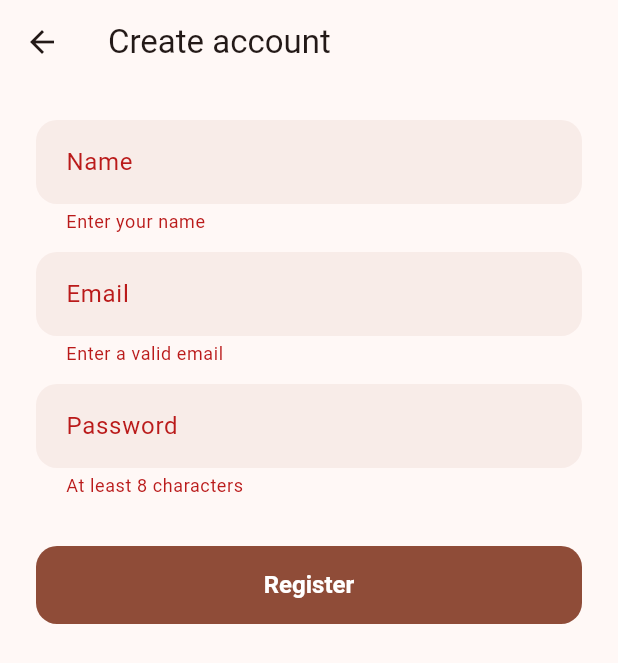
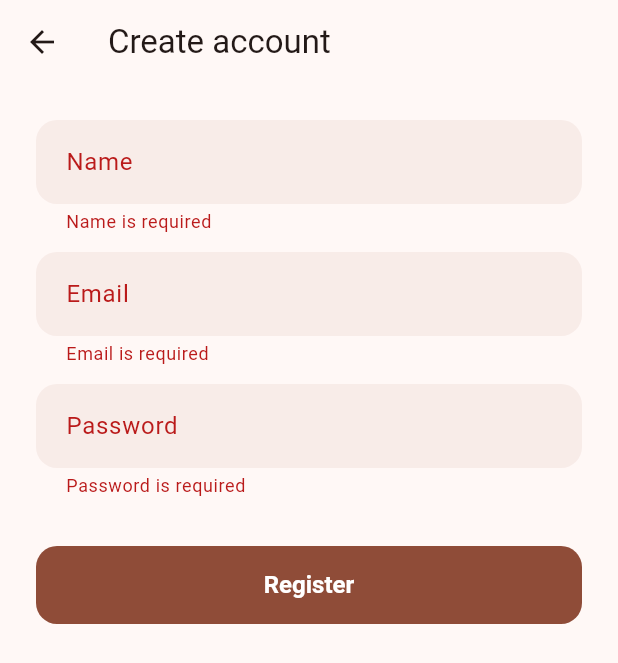
Before and after one commit to leryramos16/modern_ordering_app, a Flutter app: the RegisterScreen screen opened directly, after a tap on "Register", on a phone screen of 412 x 824 dp. Shown: the top 663 px of the screen. Run offline on Flutter 3.47's test engine with Material 3 defaults, Android fonts, the phone set to English and light mode, and no system bars; our stand-ins replace flutter_secure_storage; accounts and stored records are empty.

Commit message:
Add Validators cleanly

```diff
--- a/lib/screens/login_screen.dart
+++ b/lib/screens/login_screen.dart
@@ -1,5 +1,5 @@
 import 'package:flutter/material.dart';
-
+import 'package:shared_models/shared_models.dart';
 import '../services/auth_service.dart';
 import '../widgets/scale_page_route.dart';
 import 'home_screen.dart';
@@ -169,9 +169,7 @@ class _LoginScreenState extends State<LoginScreen>
               labelText: 'Email',
               prefixIcon: Icon(Icons.email_outlined),
             ),
-            validator: (value) => value != null && value.contains('@')
-                ? null
-                : 'Enter a valid email',
+            validator: Validators.email,
           ),
           const SizedBox(height: 16),
           TextFormField(
--- a/lib/screens/register_screen.dart
+++ b/lib/screens/register_screen.dart
@@ -1,5 +1,6 @@
 import 'package:flutter/material.dart';
 import '../widgets/scale_page_route.dart';
+import 'package:shared_models/shared_models.dart';
 
 import '../services/auth_service.dart';
 import 'home_screen.dart';
@@ -64,33 +65,28 @@ class _RegisterScreenState extends State<RegisterScreen> {
         padding: const EdgeInsets.all(24),
         child: Form(
           key: _formKey,
+          autovalidateMode: AutovalidateMode.onUserInteraction,
           child: Column(
             crossAxisAlignment: CrossAxisAlignment.stretch,
             children: [
               TextFormField(
                 controller: _nameController,
                 decoration: const InputDecoration(labelText: 'Name'),
-                validator: (value) => value != null && value.trim().isNotEmpty
-                    ? null
-                    : 'Enter your name',
+                validator: Validators.name,
               ),
               const SizedBox(height: 12),
               TextFormField(
                 controller: _emailController,
                 decoration: const InputDecoration(labelText: 'Email'),
                 keyboardType: TextInputType.emailAddress,
-                validator: (value) => value != null && value.contains('@')
-                    ? null
-                    : 'Enter a valid email',
+                validator: Validators.email,
               ),
               const SizedBox(height: 12),
               TextFormField(
                 controller: _passwordController,
                 decoration: const InputDecoration(labelText: 'Password'),
                 obscureText: true,
-                validator: (value) => value != null && value.length >= 8
-                    ? null
-                    : 'At least 8 characters',
+                validator: Validators.password,
               ),
               const SizedBox(height: 16),
               if (_error != null)
--- a/packages/shared_models/lib/shared_models.dart
+++ b/packages/shared_models/lib/shared_models.dart
@@ -5,5 +5,6 @@ library;
 
 export 'src/product.dart';
 export 'src/user.dart';
+export 'src/validators.dart';
 
 // TODO: Export any libraries intended for clients of this package.
--- /dev/null
+++ b/packages/shared_models/lib/src/validators.dart
@@ -0,0 +1,41 @@
+/// Validation rules shared by the Flutter app and the backend.
+/// Each function returns null when the value is valid, or an error message.
+class Validators {
+  Validators._();
+
+  static final _nameRegex = RegExp(r'^[\p{L} ]+$', unicode: true);
+  static final _emailRegex = RegExp(r'^[^@\s]+@[^@\s]+\.[^@\s]+$');
+  static final _hasLetter = RegExp(r'[A-Za-z]');
+  static final _hasNumber = RegExp(r'\d');
+
+  static String? name(String? value) {
+    final name = value?.trim() ?? '';
+    if (name.isEmpty) return 'Name is required';
+    if (name.length < 2) return 'Name is too short';
+    if (name.length > 50) return 'Name must be 50 characters or less';
+    if (!_nameRegex.hasMatch(name)) {
+      return 'Name can only contain letters and spaces';
+    }
+    return null;
+  }
+
+  static String? email(String? value) {
+    final email = value?.trim() ?? '';
+    if (email.isEmpty) return 'Email is required';
+    if (!_emailRegex.hasMatch(email)) return 'Enter a valid email';
+    return null;
+  }
+
+  static String? password(String? value) {
+    final password = value ?? '';
+    if (password.isEmpty) return 'Password is required';
+    if (password.length < 8) return 'Password must be at least 8 characters';
+    if (!_hasLetter.hasMatch(password)) {
+      return 'Password must contain a letter';
+    }
+    if (!_hasNumber.hasMatch(password)) {
+      return 'Password must contain a number';
+    }
+    return null;
+  }
+}
```
Also changed, not shown: 1 other file.
